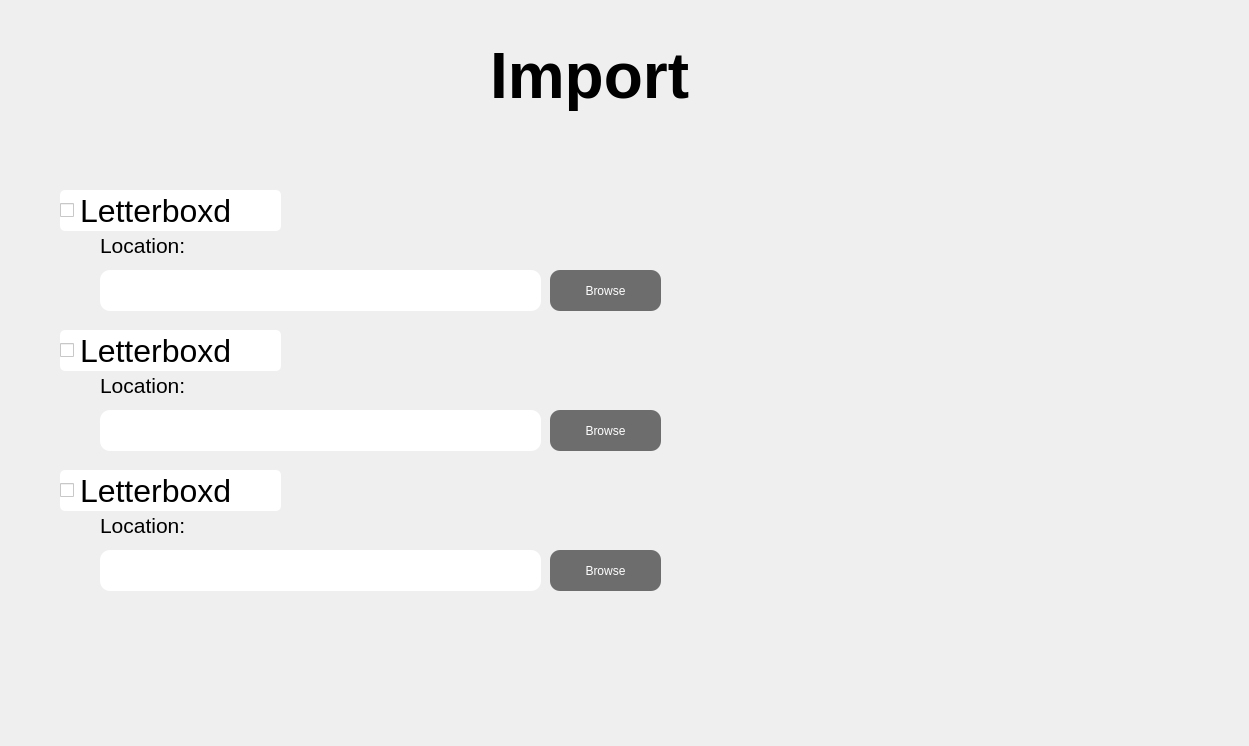
Above: UI/ImportScreen.ui from VishalRashmika/time-track-suite before the change. Below: the same form after it.
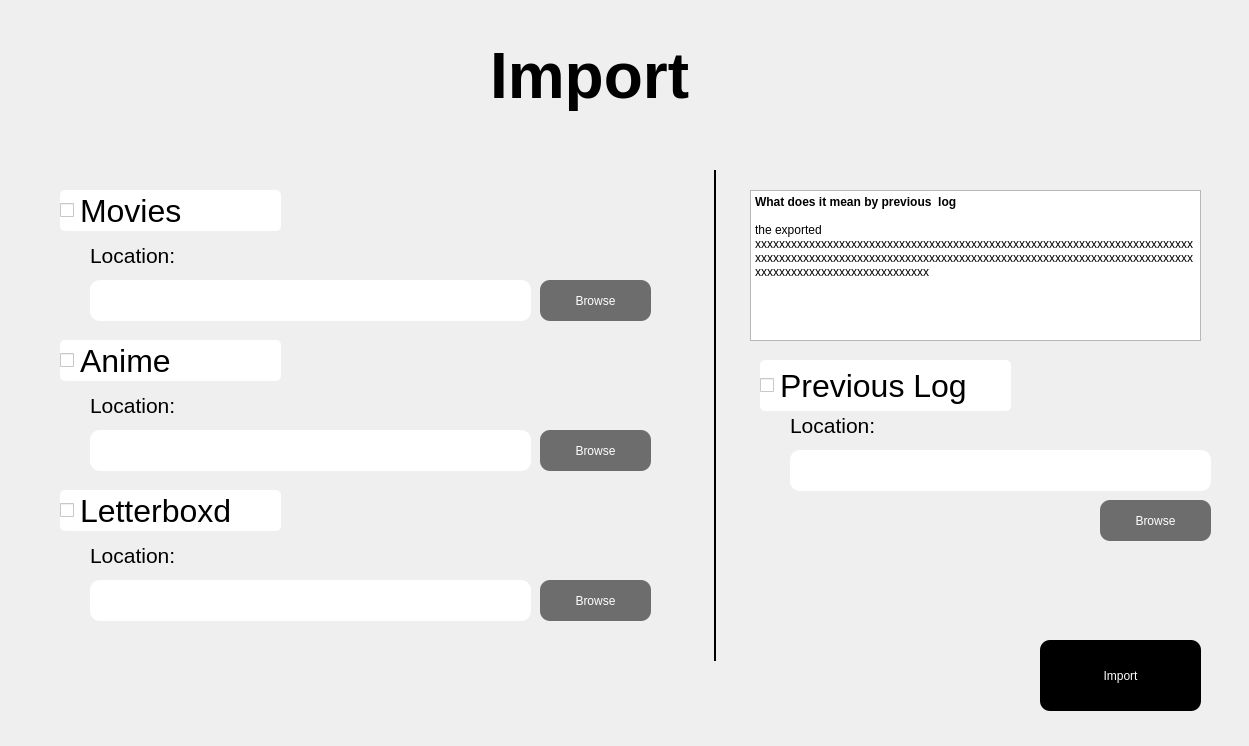
That is the form after the change.

Commit message: import screen

Patch:
```diff
--- a/UI/ImportScreen.ui
+++ b/UI/ImportScreen.ui
@@ -53,14 +53,14 @@
 background-color: rgb(255, 255, 255);</string>
    </property>
    <property name="text">
-    <string>Letterboxd</string>
+    <string>Movies</string>
    </property>
   </widget>
   <widget class="QLabel" name="label_2">
    <property name="geometry">
     <rect>
-     <x>100</x>
-     <y>230</y>
+     <x>90</x>
+     <y>240</y>
      <width>121</width>
      <height>31</height>
     </rect>
@@ -77,8 +77,8 @@
   <widget class="QLineEdit" name="lineEdit">
    <property name="geometry">
     <rect>
-     <x>100</x>
-     <y>270</y>
+     <x>90</x>
+     <y>280</y>
      <width>441</width>
      <height>41</height>
     </rect>
@@ -90,8 +90,8 @@
   <widget class="QPushButton" name="pushButton">
    <property name="geometry">
     <rect>
-     <x>550</x>
-     <y>270</y>
+     <x>540</x>
+     <y>280</y>
      <width>111</width>
      <height>41</height>
     </rect>
@@ -109,7 +109,7 @@
    <property name="geometry">
     <rect>
      <x>60</x>
-     <y>330</y>
+     <y>340</y>
      <width>221</width>
      <height>41</height>
     </rect>
@@ -125,14 +125,14 @@
 background-color: rgb(255, 255, 255);</string>
    </property>
    <property name="text">
-    <string>Letterboxd</string>
+    <string>Anime</string>
    </property>
   </widget>
   <widget class="QLineEdit" name="lineEdit_2">
    <property name="geometry">
     <rect>
-     <x>100</x>
-     <y>410</y>
+     <x>90</x>
+     <y>430</y>
      <width>441</width>
      <height>41</height>
     </rect>
@@ -144,8 +144,8 @@
   <widget class="QLabel" name="label_3">
    <property name="geometry">
     <rect>
-     <x>100</x>
-     <y>370</y>
+     <x>90</x>
+     <y>390</y>
      <width>121</width>
      <height>31</height>
     </rect>
@@ -162,8 +162,8 @@
   <widget class="QPushButton" name="pushButton_2">
    <property name="geometry">
     <rect>
-     <x>550</x>
-     <y>410</y>
+     <x>540</x>
+     <y>430</y>
      <width>111</width>
      <height>41</height>
     </rect>
@@ -177,42 +177,11 @@
     <string>Browse</string>
    </property>
   </widget>
-  <widget class="QPushButton" name="pushButton_3">
-   <property name="geometry">
-    <rect>
-     <x>550</x>
-     <y>550</y>
-     <width>111</width>
-     <height>41</height>
-    </rect>
-   </property>
-   <property name="styleSheet">
-    <string notr="true">border-radius:10px;
-color:#ffffff;
-background-color: rgb(109, 109, 109);</string>
-   </property>
-   <property name="text">
-    <string>Browse</string>
-   </property>
-  </widget>
-  <widget class="QLineEdit" name="lineEdit_3">
-   <property name="geometry">
-    <rect>
-     <x>100</x>
-     <y>550</y>
-     <width>441</width>
-     <height>41</height>
-    </rect>
-   </property>
-   <property name="styleSheet">
-    <string notr="true">border-radius:10px;</string>
-   </property>
-  </widget>
   <widget class="QLabel" name="label_4">
    <property name="geometry">
     <rect>
-     <x>100</x>
-     <y>510</y>
+     <x>90</x>
+     <y>540</y>
      <width>121</width>
      <height>31</height>
     </rect>
@@ -226,11 +195,29 @@
     <string>Location:</string>
    </property>
   </widget>
+  <widget class="QPushButton" name="pushButton_3">
+   <property name="geometry">
+    <rect>
+     <x>540</x>
+     <y>580</y>
+     <width>111</width>
+     <height>41</height>
+    </rect>
+   </property>
+   <property name="styleSheet">
+    <string notr="true">border-radius:10px;
+color:#ffffff;
+background-color: rgb(109, 109, 109);</string>
+   </property>
+   <property name="text">
+    <string>Browse</string>
+   </property>
+  </widget>
   <widget class="QCheckBox" name="checkBox_3">
    <property name="geometry">
     <rect>
      <x>60</x>
-     <y>470</y>
+     <y>490</y>
      <width>221</width>
      <height>41</height>
     </rect>
@@ -249,6 +236,153 @@
     <string>Letterboxd</string>
    </property>
   </widget>
+  <widget class="QLineEdit" name="lineEdit_3">
+   <property name="geometry">
+    <rect>
+     <x>90</x>
+     <y>580</y>
+     <width>441</width>
+     <height>41</height>
+    </rect>
+   </property>
+   <property name="styleSheet">
+    <string notr="true">border-radius:10px;</string>
+   </property>
+  </widget>
+  <widget class="QCheckBox" name="checkBox_4">
+   <property name="geometry">
+    <rect>
+     <x>760</x>
+     <y>360</y>
+     <width>251</width>
+     <height>51</height>
+    </rect>
+   </property>
+   <property name="font">
+    <font>
+     <pointsize>24</pointsize>
+    </font>
+   </property>
+   <property name="styleSheet">
+    <string notr="true">border-radius:5px;
+color:#000000;
+background-color: rgb(255, 255, 255);</string>
+   </property>
+   <property name="text">
+    <string>Previous Log</string>
+   </property>
+  </widget>
+  <widget class="QLineEdit" name="lineEdit_4">
+   <property name="geometry">
+    <rect>
+     <x>790</x>
+     <y>450</y>
+     <width>421</width>
+     <height>41</height>
+    </rect>
+   </property>
+   <property name="styleSheet">
+    <string notr="true">border-radius:10px;</string>
+   </property>
+  </widget>
+  <widget class="QLabel" name="label_5">
+   <property name="geometry">
+    <rect>
+     <x>790</x>
+     <y>410</y>
+     <width>121</width>
+     <height>31</height>
+    </rect>
+   </property>
+   <property name="font">
+    <font>
+     <pointsize>16</pointsize>
+    </font>
+   </property>
+   <property name="text">
+    <string>Location:</string>
+   </property>
+  </widget>
+  <widget class="QPushButton" name="pushButton_4">
+   <property name="geometry">
+    <rect>
+     <x>1100</x>
+     <y>500</y>
+     <width>111</width>
+     <height>41</height>
+    </rect>
+   </property>
+   <property name="styleSheet">
+    <string notr="true">border-radius:10px;
+color:#ffffff;
+background-color: rgb(109, 109, 109);</string>
+   </property>
+   <property name="text">
+    <string>Browse</string>
+   </property>
+  </widget>
+  <widget class="QFrame" name="frame">
+   <property name="geometry">
+    <rect>
+     <x>700</x>
+     <y>170</y>
+     <width>31</width>
+     <height>491</height>
+    </rect>
+   </property>
+   <property name="styleSheet">
+    <string notr="true">color: rgb(0, 0, 0);</string>
+   </property>
+   <property name="frameShape">
+    <enum>QFrame::VLine</enum>
+   </property>
+   <property name="frameShadow">
+    <enum>QFrame::Plain</enum>
+   </property>
+   <property name="lineWidth">
+    <number>2</number>
+   </property>
+  </widget>
+  <widget class="QPushButton" name="pushButton_5">
+   <property name="geometry">
+    <rect>
+     <x>1040</x>
+     <y>640</y>
+     <width>161</width>
+     <height>71</height>
+    </rect>
+   </property>
+   <property name="styleSheet">
+    <string notr="true">border-radius:10px;
+color:#ffffff;
+background-color: rgb(000,000,000);</string>
+   </property>
+   <property name="text">
+    <string>Import</string>
+   </property>
+  </widget>
+  <widget class="QTextEdit" name="textEdit">
+   <property name="geometry">
+    <rect>
+     <x>750</x>
+     <y>190</y>
+     <width>451</width>
+     <height>151</height>
+    </rect>
+   </property>
+   <property name="html">
+    <string>&lt;!DOCTYPE HTML PUBLIC &quot;-//W3C//DTD HTML 4.0//EN&quot; &quot;http://www.w3.org/TR/REC-html40/strict.dtd&quot;&gt;
+&lt;html&gt;&lt;head&gt;&lt;meta name=&quot;qrichtext&quot; content=&quot;1&quot; /&gt;&lt;meta charset=&quot;utf-8&quot; /&gt;&lt;style type=&quot;text/css&quot;&gt;
+p, li { white-space: pre-wrap; }
+hr { height: 1px; border-width: 0; }
+li.unchecked::marker { content: &quot;\2610&quot;; }
+li.checked::marker { content: &quot;\2612&quot;; }
+&lt;/style&gt;&lt;/head&gt;&lt;body style=&quot; font-family:'Segoe UI'; font-size:9pt; font-weight:400; font-style:normal;&quot;&gt;
+&lt;p style=&quot; margin-top:0px; margin-bottom:0px; margin-left:0px; margin-right:0px; -qt-block-indent:0; text-indent:0px;&quot;&gt;&lt;span style=&quot; font-weight:700;&quot;&gt;What does it mean by previous  log&lt;/span&gt;&lt;/p&gt;
+&lt;p style=&quot;-qt-paragraph-type:empty; margin-top:0px; margin-bottom:0px; margin-left:0px; margin-right:0px; -qt-block-indent:0; text-indent:0px; font-weight:700;&quot;&gt;&lt;br /&gt;&lt;/p&gt;
+&lt;p style=&quot; margin-top:0px; margin-bottom:0px; margin-left:0px; margin-right:0px; -qt-block-indent:0; text-indent:0px;&quot;&gt;the exported xxxxxxxxxxxxxxxxxxxxxxxxxxxxxxxxxxxxxxxxxxxxxxxxxxxxxxxxxxxxxxxxxxxxxxxxxxxxxxxxxxxxxxxxxxxxxxxxxxxxxxxxxxxxxxxxxxxxxxxxxxxxxxxxxxxxxxxxxxxxxxxxxxxxxxxxxxxxxxxxxxxxxxxxxxxxxxx&lt;/p&gt;&lt;/body&gt;&lt;/html&gt;</string>
+   </property>
+  </widget>
  </widget>
  <resources/>
  <connections/>
```
